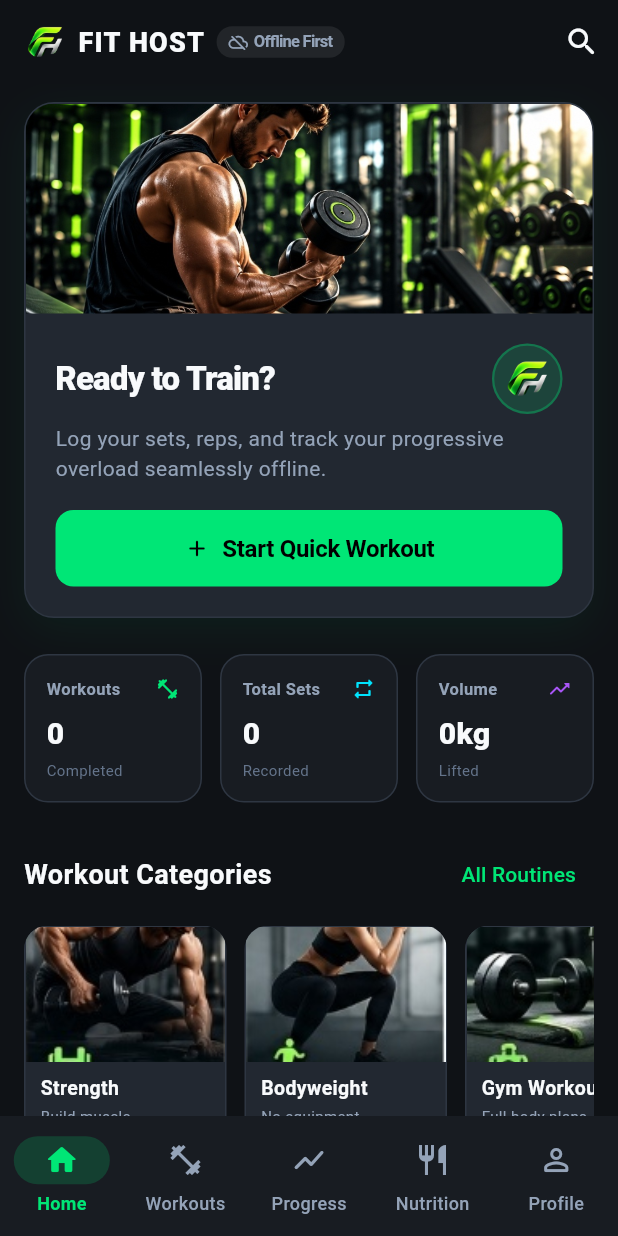
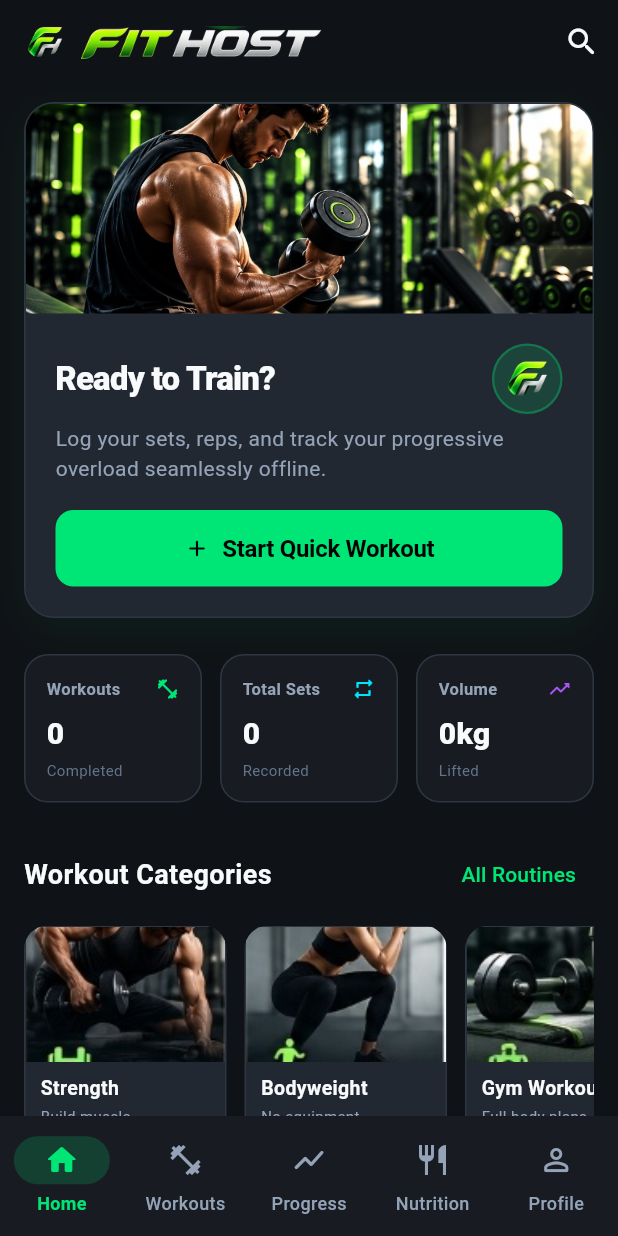
Before and after one commit to xtenfit/fit-host, a Flutter app: the screen it shows after launch, on a phone screen of 412 x 824 dp. Run offline on Flutter 3.47's test engine with Material 3 defaults, Android fonts, the phone set to English and light mode, and no system bars; our stand-ins replace drift, drift_flutter, flutter_riverpod, go_router; accounts and stored records are empty; generated files the repository leaves out were written again.

Commit message:
feat: replace AppBar FIT HOST text with brand text png and remove offline first badge

```diff
--- a/lib/features/home/presentation/home_screen.dart
+++ b/lib/features/home/presentation/home_screen.dart
@@ -18,6 +18,7 @@ class HomeScreen extends ConsumerWidget {
     return Scaffold(
       appBar: AppBar(
         title: Row(
+          mainAxisSize: MainAxisSize.min,
           children: [
             Image.asset(
               'assets/images/fit_host_icon.png',
@@ -25,40 +26,18 @@ class HomeScreen extends ConsumerWidget {
               width: 28,
               fit: BoxFit.contain,
             ),
-            const SizedBox(width: 8),
-            const Text(
+            const SizedBox(width: 10),
+            Image.asset(
+              'assets/images/fithost_text.png',
+              height: 22,
+              fit: BoxFit.contain,
+              errorBuilder: (context, error, stackTrace) => const Text(
                 'FIT HOST',
                 style: TextStyle(
                   fontWeight: FontWeight.w900,
                   fontSize: 18,
                   letterSpacing: 0.8,
                 ),
-            ),
-            const SizedBox(width: 8),
-            Container(
-              padding: const EdgeInsets.symmetric(horizontal: 8, vertical: 4),
-              decoration: BoxDecoration(
-                color: (isDark ? Colors.white : Colors.black).withValues(alpha: 0.08),
-                borderRadius: BorderRadius.circular(20),
-              ),
-              child: Row(
-                mainAxisSize: MainAxisSize.min,
-                children: [
-                  Icon(
-                    Icons.cloud_off_rounded,
-                    size: 13,
-                    color: isDark ? AppColors.darkTextSecondary : AppColors.lightTextSecondary,
-                  ),
-                  const SizedBox(width: 4),
-                  Text(
-                    'Offline First',
-                    style: TextStyle(
-                      fontSize: 11,
-                      fontWeight: FontWeight.w600,
-                      color: isDark ? AppColors.darkTextSecondary : AppColors.lightTextSecondary,
-                    ),
-                  ),
-                ],
               ),
             ),
           ],
```
Also changed, not shown: assets/images/fithost-text.jpg (added), assets/images/fithost-text.png (added), assets/images/fithost_text.png (added), 1 other file. Lines whose indentation alone changed are shown as unchanged.
